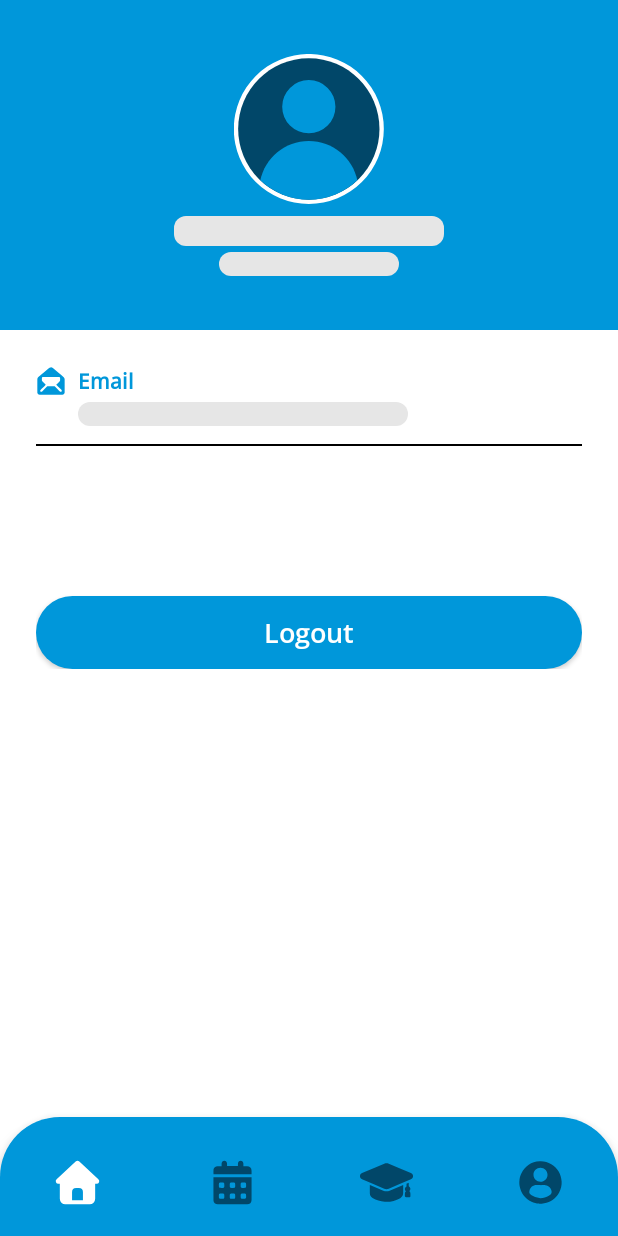
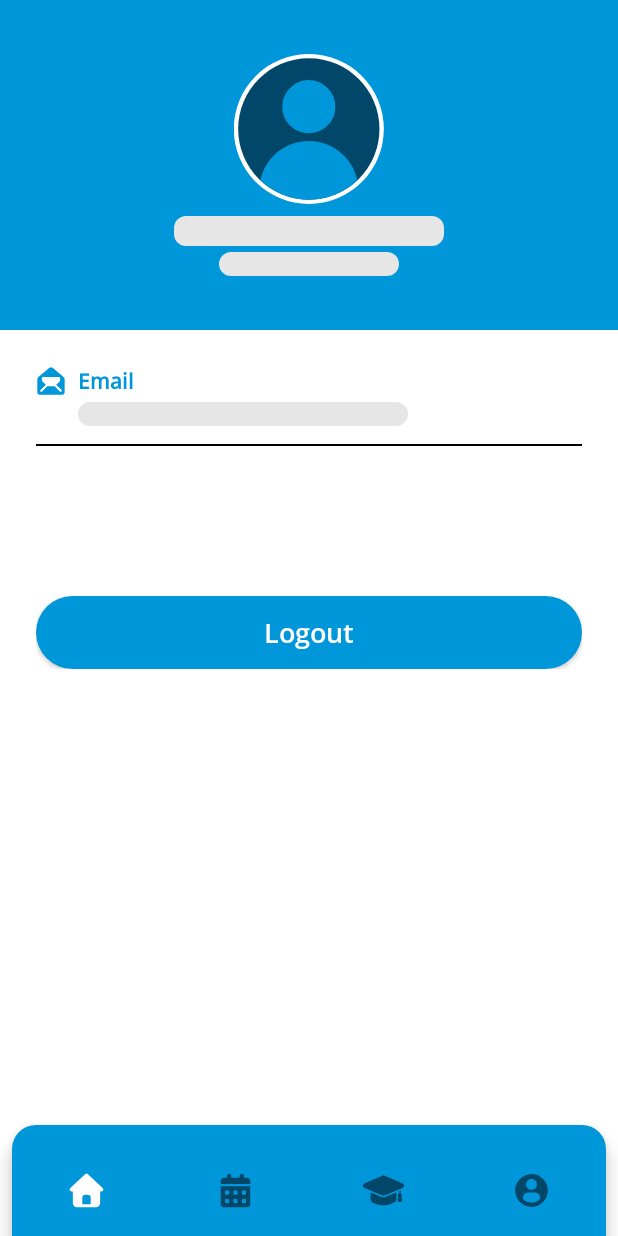
Before and after one commit to Oditya26/fraudless-attendance-management, an Android app: the fragment ProfileFragment placed in its activity, on a phone screen of 412 x 824 dp. Run offline under Robolectric (Android 15) with nearby library versions, the phone set to English and light mode, and no system bars; our stand-ins replace Shimmer; 1 statement that could not run was skipped.

```diff
--- a/app/build.gradle.kts
+++ b/app/build.gradle.kts
@@ -73,4 +73,8 @@ dependencies {
     implementation (libs.zxing.android.embedded)
     implementation (libs.shimmer)
     implementation (libs.androidx.activity.ktx.v190)
+
+    implementation (libs.androidx.navigation.fragment.ktx)
+    implementation (libs.androidx.navigation.ui.ktx)
+
 }
--- a/app/src/main/java/com/example/herenow/HomeFragment.kt
+++ b/app/src/main/java/com/example/herenow/HomeFragment.kt
@@ -340,7 +340,7 @@ class HomeFragment : Fragment() {
             totalSessions = 1,
             selectedSession = sessionNumber // <— kirim eksplisit sesi yang diklik
         ).apply {
-            arguments?.putBoolean("autoStartAttendance", true)
+            arguments?.putBoolean("autoStartAttendance", false)
         }
 
         requireActivity().supportFragmentManager.beginTransaction()
@@ -402,11 +402,11 @@ class HomeFragment : Fragment() {
 
     private fun safeErrorMessage(raw: String?): String {
         // Jika ada URL/IP/host, samarkan + gunakan pesan generik.
-        if (raw.isNullOrBlank()) return "Tidak dapat memuat data saat ini."
+        if (raw.isNullOrBlank()) return "Unable to load data at this time."
         val leaky = listOf("http://", "https://", "://", "/", "Failed to connect", "timeout", "unreachable", "refused")
         val hasHostLike = Regex("""\b\d{1,3}(\.\d{1,3}){3}\b|[A-Za-z0-9.-]+\.[A-Za-z]{2,}""").containsMatchIn(raw)
         return if (leaky.any { raw.contains(it, ignoreCase = true) } || hasHostLike) {
-            "Tidak dapat terhubung. Periksa koneksi internet Anda."
+            "Unable to connect. Check your internet connection."
         } else {
             raw
         }
--- a/app/src/main/java/com/example/herenow/ProfileFragment.kt
+++ b/app/src/main/java/com/example/herenow/ProfileFragment.kt
@@ -54,7 +54,7 @@ class ProfileFragment : Fragment() {
                     is LogoutResult.Failure -> {
                         showLogoutLoading(false)
                         // Pesan generik agar tidak membocorkan host/IP
-                        Snackbar.make(binding.root, "Gagal logout. Coba lagi.", Snackbar.LENGTH_SHORT).show()
+                        Snackbar.make(binding.root, "Logout failed. Please try again.", Snackbar.LENGTH_SHORT).show()
                     }
                 }
             }
--- a/app/src/main/res/drawable/bottom_background.xml
+++ b/app/src/main/res/drawable/bottom_background.xml
@@ -1,9 +1,11 @@
 <?xml version="1.0" encoding="utf-8"?>
-<shape xmlns:android="http://schemas.android.com/apk/res/android" android:shape="rectangle">
+<shape xmlns:android="http://schemas.android.com/apk/res/android"
+    android:shape="rectangle">
     <solid android:color="@color/rich_electric_blue" />
     <corners
-        android:topLeftRadius="40dp"
-        android:topRightRadius="40dp"
-        android:bottomLeftRadius="0dp"
-        android:bottomRightRadius="0dp" />
+        android:topLeftRadius="16dp"
+        android:topRightRadius="16dp" />
+    <padding
+        android:top="2dp"
+        android:bottom="2dp" />
 </shape>
--- a/app/src/main/res/layout/activity_navigation.xml
+++ b/app/src/main/res/layout/activity_navigation.xml
@@ -25,8 +25,8 @@
         android:elevation="10dp"
         android:background="@drawable/bottom_background"
         android:paddingTop="16dp"
-        android:paddingBottom="7dp"
-        app:itemIconSize="35dp"
+        app:itemIconSize="27dp"
+        android:layout_marginHorizontal="8dp"
         app:itemIconTint="@drawable/item_selector"
         app:labelVisibilityMode="unlabeled"
         app:menu="@menu/bottom_menu" />
--- a/app/src/main/res/layout/fragment_detail.xml
+++ b/app/src/main/res/layout/fragment_detail.xml
@@ -61,7 +61,8 @@
             app:layout_constraintTop_toTopOf="parent"
             app:layout_constraintBottom_toBottomOf="parent"
             app:layout_constraintStart_toStartOf="parent"
-            app:layout_constraintEnd_toEndOf="parent" />
+            app:layout_constraintEnd_toEndOf="parent"
+            android:indeterminateTint="@color/rich_electric_blue"/>
 
         <!-- Container Biru -->
         <LinearLayout
--- a/app/src/main/res/layout/fragment_home.xml
+++ b/app/src/main/res/layout/fragment_home.xml
@@ -72,7 +72,8 @@
                 android:layout_gravity="center"
                 android:layout_marginTop="16dp"
                 android:indeterminate="true"
-                android:visibility="gone" />
+                android:visibility="gone"
+                android:indeterminateTint="@color/rich_electric_blue"/>
 
             <com.airbnb.lottie.LottieAnimationView
                 android:id="@+id/animationEmpty"
--- a/app/src/main/res/layout/fragment_profile.xml
+++ b/app/src/main/res/layout/fragment_profile.xml
@@ -6,14 +6,7 @@
     xmlns:app="http://schemas.android.com/apk/res-auto"
     tools:context=".ProfileFragment">
 
-    <!-- === LOADING OVERLAY === -->
-    <ProgressBar
-        android:id="@+id/progressBar"
-        android:layout_width="56dp"
-        android:layout_height="56dp"
-        android:visibility="gone"
-        android:indeterminate="true"
-        android:layout_centerInParent="true" />
+
 
     <!-- === SEMUA KONTEN DIBUNGKUS DI SINI === -->
     <LinearLayout
@@ -168,6 +161,16 @@
                 android:textColor="@color/white"
                 android:padding="12dp"
                 android:background="@drawable/rounded_button" />
+
+            <!-- === LOADING OVERLAY === -->
+            <ProgressBar
+                android:id="@+id/progressBar"
+                android:layout_width="56dp"
+                android:layout_height="56dp"
+                android:visibility="gone"
+                android:indeterminate="true"
+                android:layout_gravity="center"
+                android:indeterminateTint="@color/rich_electric_blue"/>
         </LinearLayout>
 
     </LinearLayout>
--- a/app/src/main/res/layout/fragment_schedule.xml
+++ b/app/src/main/res/layout/fragment_schedule.xml
@@ -19,7 +19,8 @@
             android:layout_width="wrap_content"
             android:layout_height="wrap_content"
             android:layout_gravity="center"
-            android:visibility="gone" />
+            android:visibility="gone"
+            android:indeterminateTint="@color/rich_electric_blue"/>
 
         <!-- Profile Header -->
         <LinearLayout
--- a/app/src/main/res/values/strings.xml
+++ b/app/src/main/res/values/strings.xml
@@ -64,4 +64,9 @@
 
     <string name="loading">Loading…</string>
     <string name="no_data">No Data</string>
+
+    <string name="home">Home</string>
+    <string name="schedule">Schedule</string>
+    <string name="enrollment">Enrollment</string>
+    <string name="profile">Profile</string>
 </resources>
--- a/gradle/libs.versions.toml
+++ b/gradle/libs.versions.toml
@@ -16,6 +16,7 @@ activity = "1.10.1"
 constraintlayout = "2.2.1"
 materialVersion = "1.13.0"
 navigationFragment = "2.9.3"
+navigationFragmentKtx = "2.9.5"
 okhttp = "4.12.0"
 playServicesLocation = "21.3.0"
 retrofit = "2.11.0"
@@ -27,6 +28,8 @@ androidx-activity-ktx = { module = "androidx.activity:activity-ktx", version.ref
 androidx-activity-ktx-v190 = { module = "androidx.activity:activity-ktx", version.ref = "activityKtx" }
 androidx-core-ktx = { group = "androidx.core", name = "core-ktx", version.ref = "coreKtx" }
 androidx-datastore-preferences = { module = "androidx.datastore:datastore-preferences", version.ref = "datastorePreferences" }
+androidx-navigation-fragment-ktx = { module = "androidx.navigation:navigation-fragment-ktx", version.ref = "navigationFragmentKtx" }
+androidx-navigation-ui-ktx = { module = "androidx.navigation:navigation-ui-ktx", version.ref = "navigationFragmentKtx" }
 converter-gson = { module = "com.squareup.retrofit2:converter-gson", version.ref = "retrofit" }
 desugar_jdk_libs = { module = "com.android.tools:desugar_jdk_libs", version.ref = "desugar_jdk_libs" }
 junit = { group = "junit", name = "junit", version.ref = "junit" }
```
Also changed, not shown: app/src/main/java/com/example/herenow/DetailFragment.kt (+4 -3 lines), app/src/main/java/com/example/herenow/LoginActivity.kt (+19 -4 lines), app/src/main/res/layout/activity_login.xml (+8 -0 lines).
